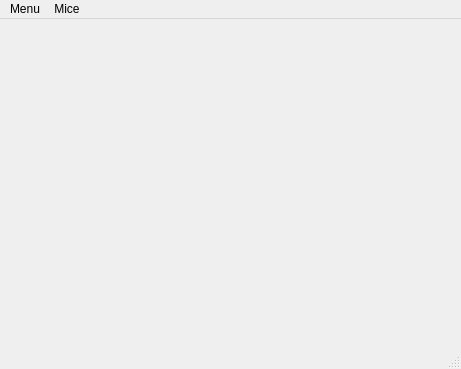
First picture: the form in gamewindow.ui, repository SixPairsOfFeet/old_mmgame, before the edit.
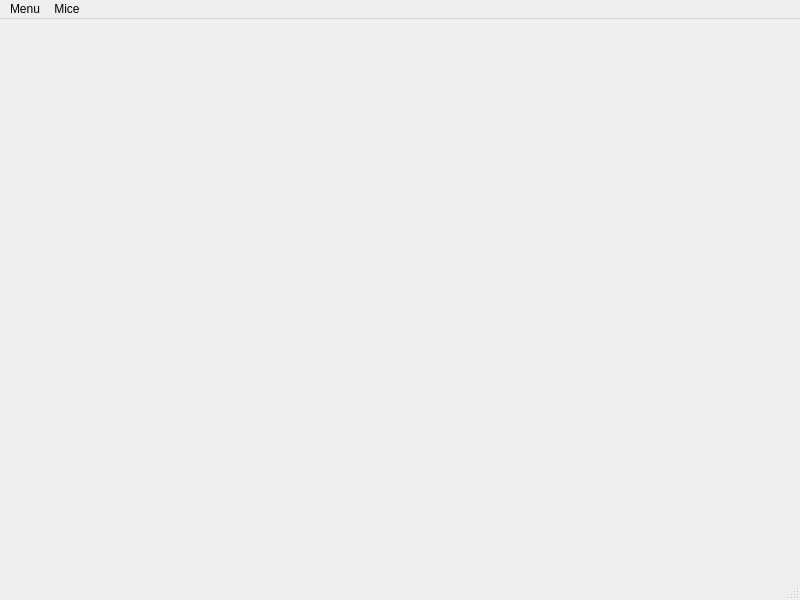
Second picture: the form after the edit.

What changed in the file:
```diff
--- a/gamewindow.ui
+++ b/gamewindow.ui
@@ -6,8 +6,8 @@
    <rect>
     <x>0</x>
     <y>0</y>
-    <width>461</width>
-    <height>369</height>
+    <width>800</width>
+    <height>600</height>
    </rect>
   </property>
   <property name="windowTitle">
@@ -21,7 +21,7 @@
     <rect>
      <x>0</x>
      <y>0</y>
-     <width>461</width>
+     <width>800</width>
      <height>25</height>
     </rect>
    </property>
```
